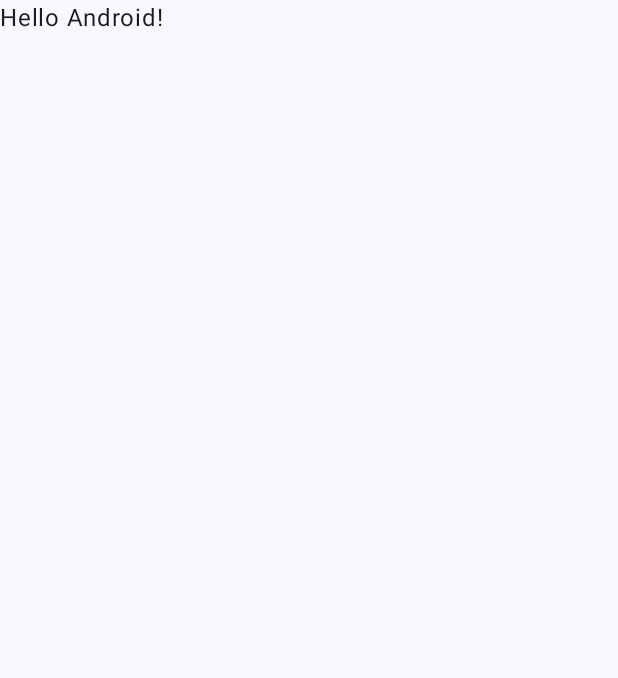
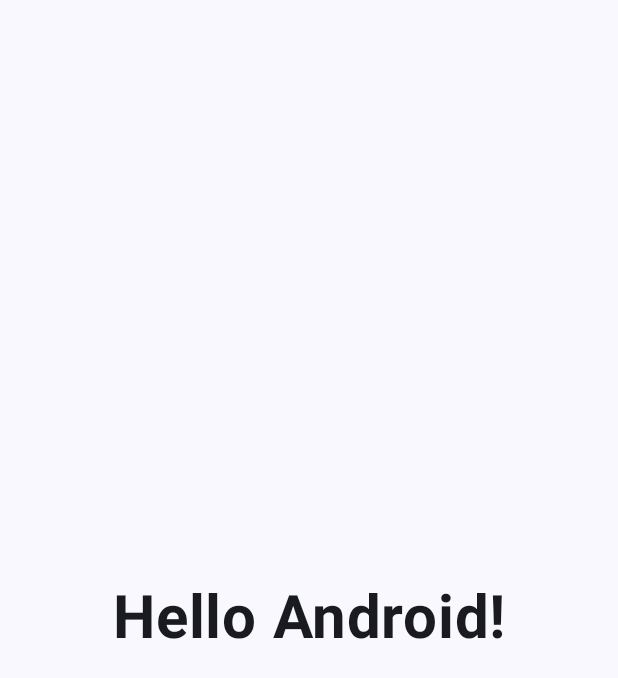
Before and after one commit to Barbarossa040/MultiModuleConfigPlugins, an Android app built with Jetpack Compose: the screen it shows after launch (MainActivity), on a phone screen of 412 x 824 dp. Before the commit the part shown is almost empty. Shown: the top 678 px of the screen. Run offline under Robolectric (Android 15) with nearby library versions, the phone set to English and light mode, and no system bars.

Commit message:
Fix example app

```diff
--- a/app/src/main/AndroidManifest.xml
+++ b/app/src/main/AndroidManifest.xml
@@ -13,7 +13,7 @@
         android:theme="@style/Theme.MultiModuleBuildLogic"
         tools:targetApi="31">
         <activity
-            android:name=".MainActivity"
+            android:name="nl.barbarossa040.multimodulebuildlogic.MainActivity"
             android:exported="true"
             android:label="@string/app_name"
             android:theme="@style/Theme.MultiModuleBuildLogic">
--- a/app/src/main/java/nl/barbarossa040/multimodulebuildlogic/MainActivity.kt
+++ b/app/src/main/java/nl/barbarossa040/multimodulebuildlogic/MainActivity.kt
@@ -4,14 +4,22 @@
 import androidx.activity.ComponentActivity
 import androidx.activity.compose.setContent
 import androidx.activity.enableEdgeToEdge
+import androidx.compose.foundation.layout.Box
 import androidx.compose.foundation.layout.fillMaxSize
 import androidx.compose.foundation.layout.padding
+import androidx.compose.material3.MaterialTheme
 import androidx.compose.material3.Scaffold
+import androidx.compose.material3.Surface
 import androidx.compose.material3.Text
 import androidx.compose.runtime.Composable
+import androidx.compose.ui.Alignment
 import androidx.compose.ui.Modifier
+import androidx.compose.ui.text.font.FontWeight
+import androidx.compose.ui.text.style.TextAlign
 import androidx.compose.ui.tooling.preview.Preview
-import nl.barbarossa040.multimodulebuildlogic.ui.theme.MultiModuleBuildLogicTheme
+import androidx.compose.ui.unit.dp
+import androidx.compose.ui.unit.sp
+import nl.barbarossa040.multimodule.core.design.theme.MultiModuleBuildLogicTheme
 
 class MainActivity : ComponentActivity() {
     override fun onCreate(savedInstanceState: Bundle?) {
@@ -19,11 +27,18 @@
         enableEdgeToEdge()
         setContent {
             MultiModuleBuildLogicTheme {
-                Scaffold(modifier = Modifier.fillMaxSize()) { innerPadding ->
-                    Greeting(
-                        name = "Android",
-                        modifier = Modifier.padding(innerPadding)
-                    )
+                Surface(
+                    modifier = Modifier.fillMaxSize(),
+                    color = MaterialTheme.colorScheme.background
+                ) {
+                    Box(
+                        modifier = Modifier
+                            .fillMaxSize()
+                            .padding(8.dp),
+                        contentAlignment = Alignment.Center
+                    ) {
+                        Greeting("Android")
+                    }
                 }
             }
         }
@@ -34,7 +49,10 @@
 fun Greeting(name: String, modifier: Modifier = Modifier) {
     Text(
         text = "Hello $name!",
-        modifier = modifier
+        modifier = modifier,
+        fontSize = 40.sp,
+        fontWeight = FontWeight.Bold,
+        textAlign = TextAlign.Center
     )
 }
 
@@ -45,3 +63,26 @@
         Greeting("Android")
     }
 }
+
+@Preview(showBackground = true)
+@Composable
+fun ScaffoldPreview() {
+    MultiModuleBuildLogicTheme {
+        Scaffold(
+            modifier = Modifier.fillMaxSize(),
+            contentColor = MaterialTheme.colorScheme.background,
+        ) { innerPadding ->
+            Box(
+                modifier = Modifier
+                    .fillMaxSize()
+                    .padding(8.dp),
+                contentAlignment = Alignment.Center
+            ) {
+                Greeting(
+                    name = "Android",
+                    modifier = Modifier.padding(innerPadding)
+                )
+            }
+        }
+    }
+}
--- a/app/src/main/java/nl/barbarossa040/multimodulebuildlogic/ui/theme/Color.kt
+++ /dev/null
@@ -1,11 +0,0 @@
-package nl.barbarossa040.multimodulebuildlogic.ui.theme
-
-import androidx.compose.ui.graphics.Color
-
-val Purple80 = Color(0xFFD0BCFF)
-val PurpleGrey80 = Color(0xFFCCC2DC)
-val Pink80 = Color(0xFFEFB8C8)
-
-val Purple40 = Color(0xFF6650a4)
-val PurpleGrey40 = Color(0xFF625b71)
-val Pink40 = Color(0xFF7D5260)
--- a/app/src/main/java/nl/barbarossa040/multimodulebuildlogic/ui/theme/Theme.kt
+++ /dev/null
@@ -1,57 +0,0 @@
-package nl.barbarossa040.multimodulebuildlogic.ui.theme
-
-import android.os.Build
-import androidx.compose.foundation.isSystemInDarkTheme
-import androidx.compose.material3.MaterialTheme
-import androidx.compose.material3.darkColorScheme
-import androidx.compose.material3.dynamicDarkColorScheme
-import androidx.compose.material3.dynamicLightColorScheme
-import androidx.compose.material3.lightColorScheme
-import androidx.compose.runtime.Composable
-import androidx.compose.ui.platform.LocalContext
-
-private val DarkColorScheme = darkColorScheme(
-    primary = Purple80,
-    secondary = PurpleGrey80,
-    tertiary = Pink80
-)
-
-private val LightColorScheme = lightColorScheme(
-    primary = Purple40,
-    secondary = PurpleGrey40,
-    tertiary = Pink40
-
-    /* Other default colors to override
-    background = Color(0xFFFFFBFE),
-    surface = Color(0xFFFFFBFE),
-    onPrimary = Color.White,
-    onSecondary = Color.White,
-    onTertiary = Color.White,
-    onBackground = Color(0xFF1C1B1F),
-    onSurface = Color(0xFF1C1B1F),
-    */
-)
-
-@Composable
-fun MultiModuleBuildLogicTheme(
-    darkTheme: Boolean = isSystemInDarkTheme(),
-    // Dynamic color is available on Android 12+
-    dynamicColor: Boolean = true,
-    content: @Composable () -> Unit
-) {
-    val colorScheme = when {
-        dynamicColor && Build.VERSION.SDK_INT >= Build.VERSION_CODES.S -> {
-            val context = LocalContext.current
-            if (darkTheme) dynamicDarkColorScheme(context) else dynamicLightColorScheme(context)
-        }
-
-        darkTheme -> DarkColorScheme
-        else -> LightColorScheme
-    }
-
-    MaterialTheme(
-        colorScheme = colorScheme,
-        typography = Typography,
-        content = content
-    )
-}
--- a/app/src/main/java/nl/barbarossa040/multimodulebuildlogic/ui/theme/Type.kt
+++ /dev/null
@@ -1,34 +0,0 @@
-package nl.barbarossa040.multimodulebuildlogic.ui.theme
-
-import androidx.compose.material3.Typography
-import androidx.compose.ui.text.TextStyle
-import androidx.compose.ui.text.font.FontFamily
-import androidx.compose.ui.text.font.FontWeight
-import androidx.compose.ui.unit.sp
-
-// Set of Material typography styles to start with
-val Typography = Typography(
-    bodyLarge = TextStyle(
-        fontFamily = FontFamily.Default,
-        fontWeight = FontWeight.Normal,
-        fontSize = 16.sp,
-        lineHeight = 24.sp,
-        letterSpacing = 0.5.sp
-    )
-    /* Other default text styles to override
-    titleLarge = TextStyle(
-        fontFamily = FontFamily.Default,
-        fontWeight = FontWeight.Normal,
-        fontSize = 22.sp,
-        lineHeight = 28.sp,
-        letterSpacing = 0.sp
-    ),
-    labelSmall = TextStyle(
-        fontFamily = FontFamily.Default,
-        fontWeight = FontWeight.Medium,
-        fontSize = 11.sp,
-        lineHeight = 16.sp,
-        letterSpacing = 0.5.sp
-    )
-    */
-)
```
Also changed, not shown: app/build.gradle.kts (+27 -26 lines), app/src/main/java/nl/barbarossa040/multimodulebuildlogic/MultiModuleApp.kt (added, +7 -0 lines).
